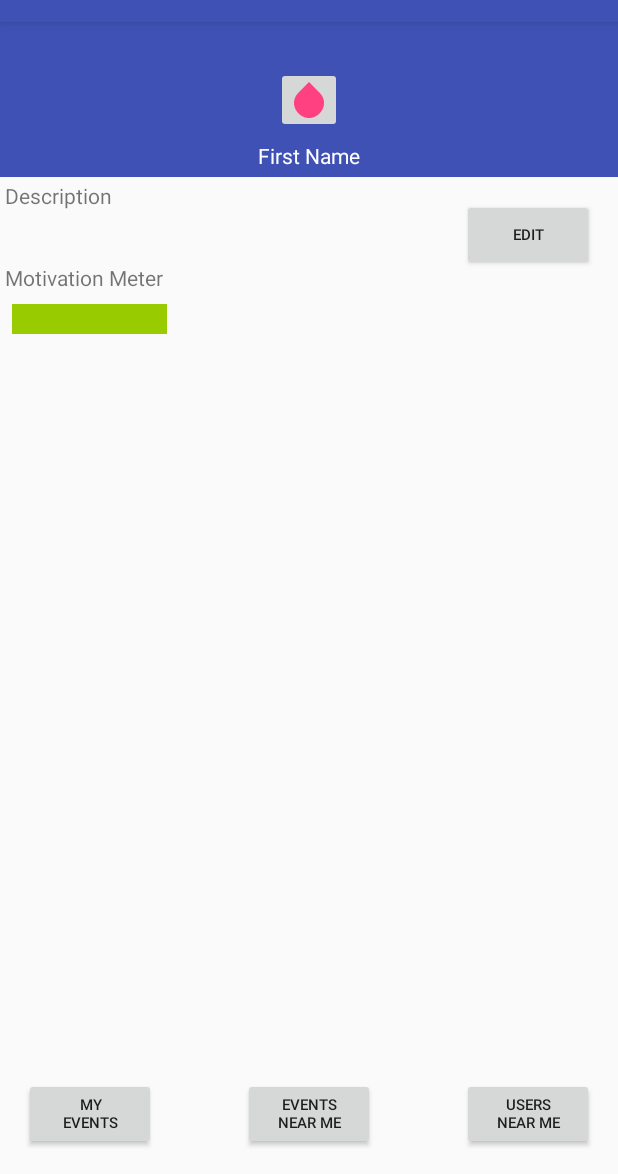
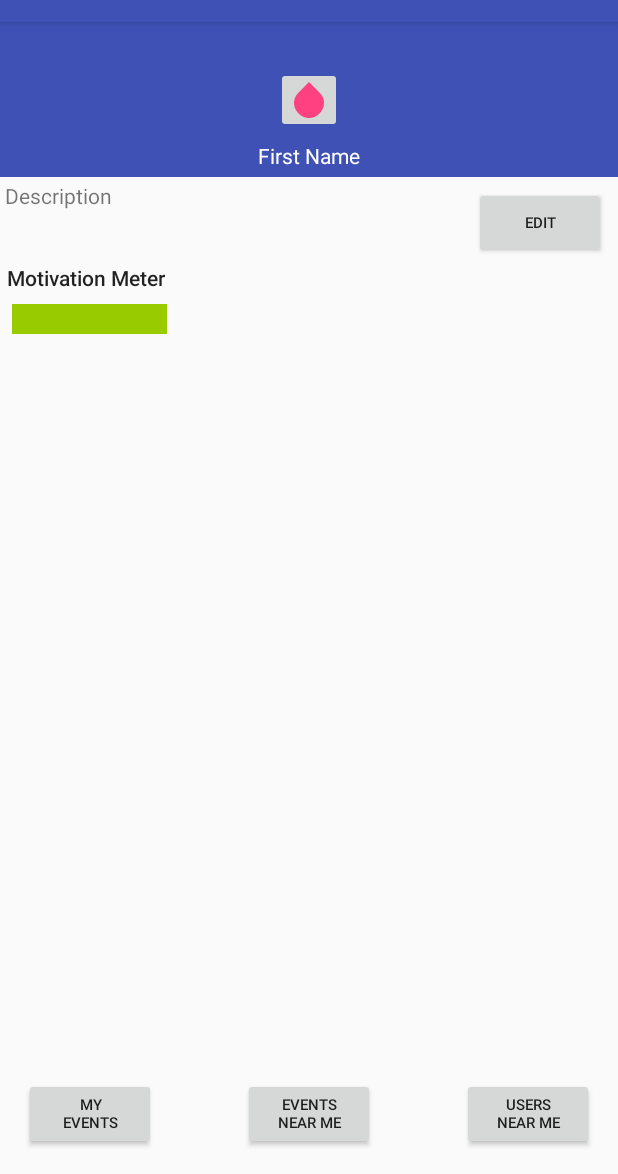
Before and after one commit to justynth/Friend_Builder, an Android app: the ProfileActivity screen opened directly, with no data from a screen before it, on a phone screen of 412 x 824 dp, the part 62-1236 px from its top. Run offline under Robolectric (Android 15) with nearby library versions, the phone set to English and light mode, and no system bars; our stand-ins replace Firebase (no records; nobody signed in at launch, a user with empty details on screens opened directly); libraries missing offline, so code that uses them is left out: com.firebase.ui; 4 statements that could not run were skipped.

Commit message:
Style Chat and profile page

```diff
--- a/FriendBuilder/app/src/main/res/layout/activity_profile.xml
+++ b/FriendBuilder/app/src/main/res/layout/activity_profile.xml
@@ -23,12 +23,18 @@
             android:id="@+id/edit_profile"
             android:layout_width="wrap_content"
             android:layout_height="wrap_content"
-            android:layout_marginRight="16dp"
-            android:layout_marginTop="16dp"
+            android:layout_marginEnd="8dp"
+            android:layout_marginLeft="8dp"
+            android:layout_marginRight="8dp"
+            android:layout_marginStart="8dp"
+            android:layout_marginTop="8dp"
             android:onClick="editProfile"
             android:text="edit"
             android:textSize="10sp"
+            app:layout_constraintEnd_toEndOf="parent"
+            app:layout_constraintHorizontal_bias="1.0"
             app:layout_constraintRight_toRightOf="parent"
+            app:layout_constraintStart_toEndOf="@+id/motivationMeterHeader"
             app:layout_constraintTop_toTopOf="parent" />
 
         <Button
@@ -59,8 +65,11 @@
             android:id="@+id/motivationMeterHeader"
             android:layout_width="wrap_content"
             android:layout_height="wrap_content"
+            android:layout_marginLeft="1dp"
+            android:layout_marginStart="1dp"
             android:layout_marginTop="8dp"
             android:text=" Motivation Meter"
+            android:textAppearance="@style/TextAppearance.AppCompat.Body2"
             app:layout_constraintStart_toStartOf="parent"
             app:layout_constraintTop_toBottomOf="@+id/descriptionDetails" />
 
--- a/FriendBuilder/build.gradle
+++ b/FriendBuilder/build.gradle
@@ -7,7 +7,7 @@ buildscript {
         jcenter()
     }
     dependencies {
-        classpath 'com.android.tools.build:gradle:3.0.1'
+        classpath 'com.android.tools.build:gradle:3.1.1'
         classpath 'com.google.gms:google-services:3.2.0'
 
         // NOTE: Do not place your application dependencies here; they belong
```
Also changed, not shown: FriendBuilder/app/src/main/res/layout/activity_login.xml (+57 -10 lines), FriendBuilder/app/src/main/res/layout/activity_message.xml (+23 -4 lines), FriendBuilder/gradle/wrapper/gradle-wrapper.properties.
